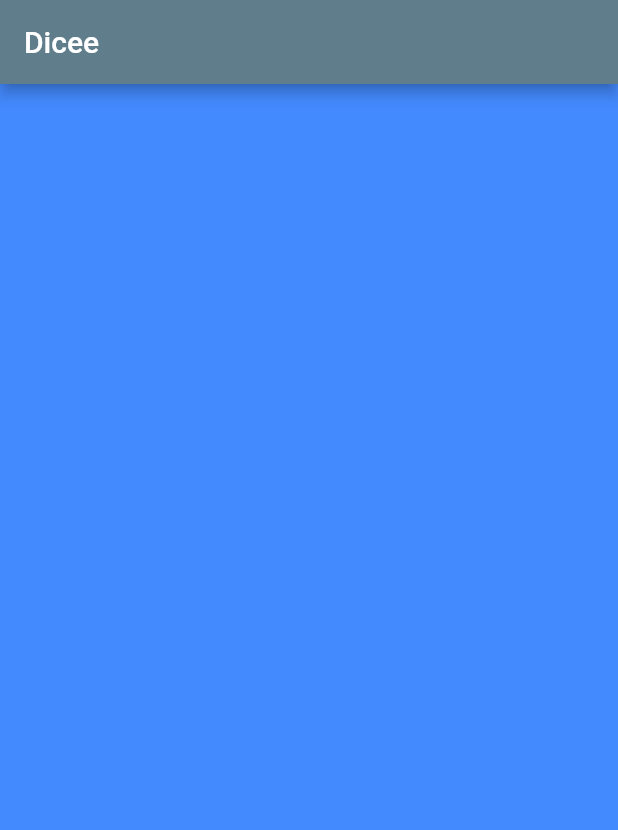
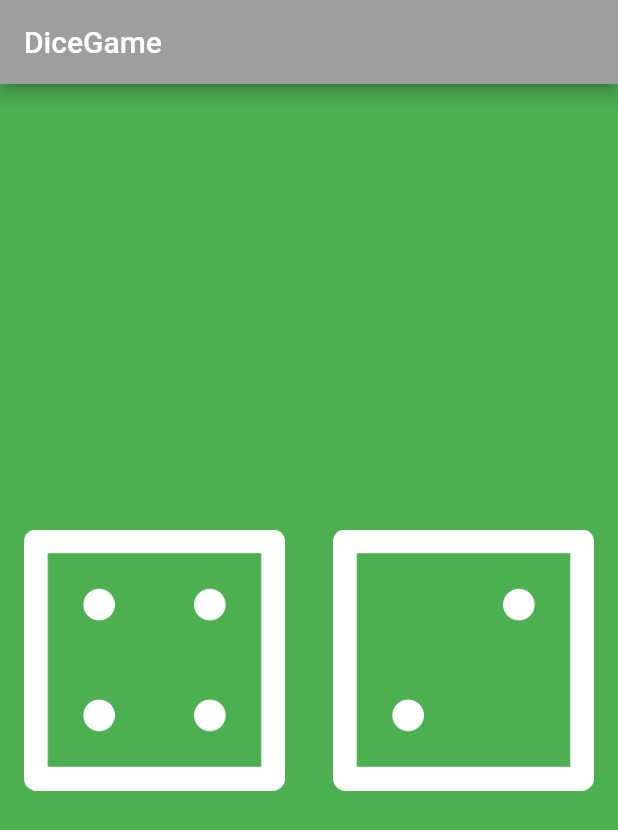
Before and after one commit to Fahim004/sessional-02, a Flutter app: the screen it shows after launch, on a phone screen of 412 x 824 dp. Shown: the top 830 px of the screen. Run offline on Flutter 3.47's test engine with Material 2 defaults, Android fonts, the phone set to English and light mode, and no system bars.

```diff
--- a/lib/main.dart
+++ b/lib/main.dart
@@ -4,20 +4,47 @@ void main() {
   return runApp(
     MaterialApp(
       home: Scaffold(
-        backgroundColor: Colors.blueAccent,
+        backgroundColor: Colors.green,
         appBar: AppBar(
-          title: Text('Dicee'),
-          backgroundColor: Colors.blueGrey,
+          title: Text('DiceGame'),
+          backgroundColor: Colors.grey,
         ),
-        body: DicePage(),
+        body: dicegame(),
+
       ),
     ),
   );
 }
 
-class DicePage extends StatelessWidget {
+class dicegame extends StatelessWidget {
   @override
   Widget build(BuildContext context) {
-    return Container();
+
+    var images=4;
+
+    return Center(
+      child: Row(
+        children: <Widget>[
+          Expanded(
+            child: FlatButton(
+              onPressed: (){
+                print('Muhammad Fahim');
+              },
+              child: Image.asset("images/dice$images.png"),
+            ),
+          ),
+
+          Expanded(
+            child: FlatButton(
+              onPressed: (){
+                print('SP17-BCS-037');
+              },
+              child: Image.asset(
+                  "images/dice2.png"),
+            ),
+          ),
+        ],
+      ),
+    );
   }
 }
```
